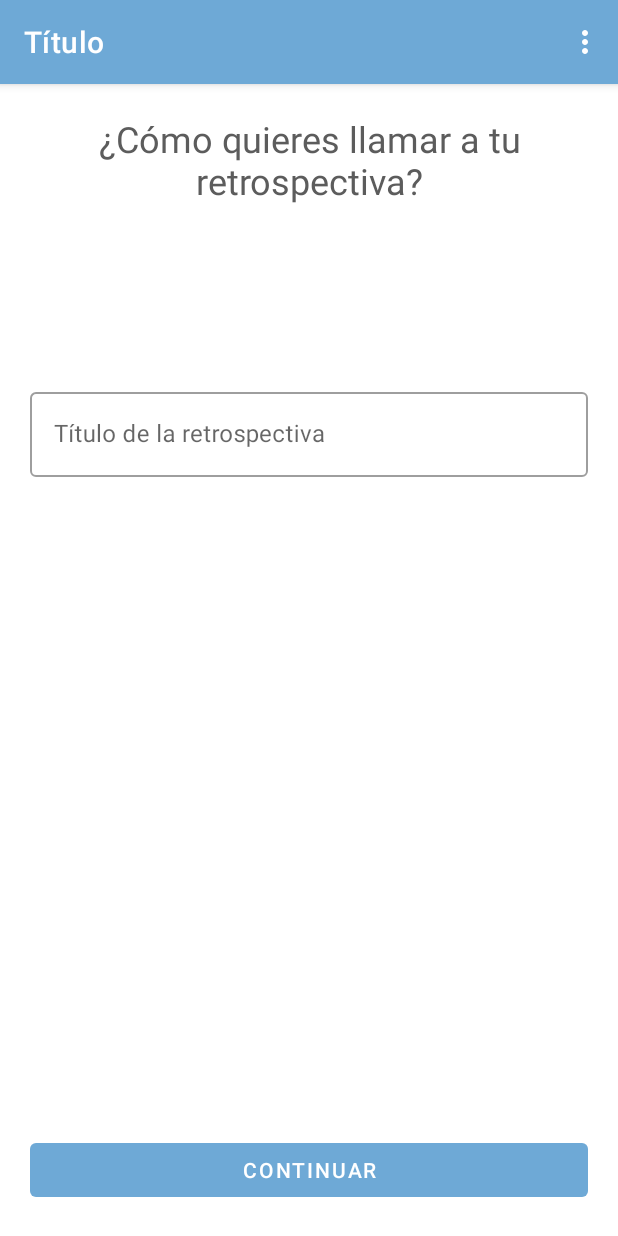
After one commit to Albertocalib/RetroHub, an Android app: the TitleRetroFragment screen opened through its navigation route, on a phone screen of 412 x 824 dp. The commit adds this screen. Run offline under Robolectric (Android 15) with nearby library versions, the phone set to English and light mode, and no system bars; our stand-ins replace Room's generated code; Roboto replaces fonts that are not available here; 3 statements that could not run were skipped.

Commit message:
add title retro view
add title retro view and fix title toolbar issues

```diff
--- a/app/src/main/java/com/example/retrohub/MainActivity.kt
+++ b/app/src/main/java/com/example/retrohub/MainActivity.kt
@@ -25,6 +25,7 @@ import com.example.retrohub.repository.UserRepository
 import com.example.retrohub.repository.local.AppDatabase
 import com.example.retrohub.service.RetrospectiveService
 import com.example.retrohub.service.UserService
+import com.example.retrohub.view.RegisterFragment
 import com.google.gson.Gson
 import com.google.gson.GsonBuilder
 
@@ -57,6 +58,12 @@ class MainActivity : AppCompatActivity() {
         // Inflate the menu; this adds items to the action bar if it is present.
         menuInflater.inflate(R.menu.menu_main, menu)
         return true
+    }
+
+    var showMenu = true
+
+    override fun onPrepareOptionsMenu(menu: Menu?): Boolean {
+        return super.onPrepareOptionsMenu(menu) && showMenu
     }
 
     override fun onOptionsItemSelected(item: MenuItem): Boolean {
@@ -163,6 +170,7 @@ class MainActivity : AppCompatActivity() {
         override fun onViewCreated(view: View, savedInstanceState: Bundle?) {
             super.onViewCreated(view, savedInstanceState)
             view.setOnClickListener { hideKeyboard() }
+            (requireActivity() as MainActivity).showMenu = true
             requireActivity().toolbar.isVisible = true
             requireActivity().toolbar.title = getToolbarTitle()
             if (Build.VERSION.SDK_INT >= 21) {
--- a/app/src/main/java/com/example/retrohub/model_view/PersonalAreaViewModel.kt
+++ b/app/src/main/java/com/example/retrohub/model_view/PersonalAreaViewModel.kt
@@ -77,6 +77,7 @@ class PersonalAreaViewModel(private val retroRepository: RetroRepository, privat
 
 fun fromDTO(retro: RetroDTO) = Retro(
     retro.username,
+    retro.title,
     retro.type,
     retro.subtype,
     retro.date,
--- a/app/src/main/java/com/example/retrohub/repository/data/RetroDTO.kt
+++ b/app/src/main/java/com/example/retrohub/repository/data/RetroDTO.kt
@@ -4,6 +4,7 @@ import com.google.gson.annotations.SerializedName
 
 data class RetroDTO(
     @SerializedName("username") val username: String,
+    @SerializedName("title") val title: String,
     @SerializedName("type") val type: String,
     @SerializedName("subtype") val subtype: String,
     @SerializedName("date") val date: String,
--- a/app/src/main/java/com/example/retrohub/repository/local/daos/RetroDAO.kt
+++ b/app/src/main/java/com/example/retrohub/repository/local/daos/RetroDAO.kt
@@ -3,6 +3,7 @@ package com.example.retrohub.repository.local.daos
 import androidx.room.Dao
 import androidx.room.Insert
 import androidx.room.Query
+import androidx.room.Update
 import com.example.retrohub.repository.local.entities.RetroEntity
 import com.example.retrohub.repository.local.entities.UserEntity
 
@@ -18,4 +19,7 @@ interface RetroDAO {
     @Query("DELETE FROM retroentity")
     suspend fun delete()
 
+    @Update
+    suspend fun update(retro: RetroEntity)
+
 }
--- a/app/src/main/java/com/example/retrohub/view/RegisterFragment.kt
+++ b/app/src/main/java/com/example/retrohub/view/RegisterFragment.kt
@@ -1,6 +1,7 @@
 package com.example.retrohub.view
 
 import android.os.Bundle
+import android.view.Menu
 import android.view.MenuInflater
 import android.view.View
 import android.widget.EditText
@@ -28,9 +29,11 @@ class RegisterFragment : MainActivity.RetroHubFragment(R.layout.fragment_registe
 
     override fun getToolbarTitle() = "Crear cuenta"
 
+
+
     override fun onViewCreated(view: View, savedInstanceState: Bundle?) {
         super.onViewCreated(view, savedInstanceState)
-        requireActivity().toolbar.hideOverflowMenu()
+        (requireActivity() as MainActivity).showMenu = false
         requireActivity().toolbar.title = getString(R.string.register_toolbar)
         save_button.setOnClickListener {
             validate()
--- a/app/src/main/java/com/example/retrohub/view/SelectionTypeFragment.kt
+++ b/app/src/main/java/com/example/retrohub/view/SelectionTypeFragment.kt
@@ -52,7 +52,7 @@ class SelectionTypeFragment : MainActivity.RetroHubFragment(R.layout.fragment_se
         when(state){
             State.READY -> hideLoading()
             State.SAVING -> showLoading()
-            State.SAVED -> Toast.makeText(requireContext(),"GUARDADO", Toast.LENGTH_SHORT).show()
+            State.SAVED -> findNavController().navigate(R.id.titleRetroFragment)
             State.ERROR -> showDialog(R.string.error_message_title,R.string.error_message_service,R.string.accept_button){ }
         }
     }
--- /dev/null
+++ b/app/src/main/java/com/example/retrohub/view/TitleRetroFragment.kt
@@ -0,0 +1,62 @@
+package com.example.retrohub.view
+
+import android.os.Bundle
+import android.view.View
+import android.view.ViewGroup
+import android.widget.Toast
+import androidx.core.view.isVisible
+import androidx.lifecycle.observe
+import androidx.navigation.fragment.findNavController
+import androidx.recyclerview.widget.GridLayoutManager
+import androidx.recyclerview.widget.RecyclerView
+import com.example.retrohub.MainActivity
+import com.example.retrohub.R
+import com.example.retrohub.extensions.getString
+import com.example.retrohub.extensions.inflate
+import com.example.retrohub.extensions.setVisibilityViews
+import com.example.retrohub.extensions.showDialog
+import com.example.retrohub.model_view.PersistedRetroViewModel
+import com.example.retrohub.model_view.PersistedViewModel
+import com.example.retrohub.model_view.State
+import com.example.retrohub.view.mobile.Retro
+import com.example.retrohub.view.mobile.RetroSubTypes
+import com.example.retrohub.view.mobile.RetroType
+import kotlinx.android.synthetic.main.fragment_selection_type.*
+import kotlinx.android.synthetic.main.fragment_selection_type.next_step
+import kotlinx.android.synthetic.main.fragment_title.*
+import kotlinx.android.synthetic.main.view_card_type.view.*
+import org.koin.android.ext.android.inject
+
+
+class TitleRetroFragment () : MainActivity.RetroHubFragment(R.layout.fragment_title) {
+
+    private val persistedRetroViewModel: PersistedRetroViewModel by inject()
+
+    override fun getToolbarTitle() = getString(R.string.title_view_toolbar)
+
+    override fun onViewCreated(view: View, savedInstanceState: Bundle?) {
+        super.onViewCreated(view, savedInstanceState)
+        persistedRetroViewModel.state.observe(viewLifecycleOwner) {
+            when(it){
+                State.SAVING -> setLoadingVisibility(true)
+                State.ERROR -> showDialog(R.string.error_message_title,R.string.empty_error_message) {
+                    title_input.error = getString(R.string.empty_error_message)
+                }
+                State.SAVED -> {
+                    setLoadingVisibility(false)
+                    Toast.makeText(requireContext(),"OK",Toast.LENGTH_SHORT).show()
+                    //TODO: nav to next step
+                }
+            }
+        }
+        next_step.setOnClickListener {
+            persistedRetroViewModel.updateRetro(title_input.getString())
+        }
+
+    }
+
+    private fun setLoadingVisibility(loading: Boolean) {
+        loading_title_view.isVisible = loading
+        input_view.isVisible = !loading
+    }
+}
--- a/app/src/main/java/com/example/retrohub/view/mobile/Retro.kt
+++ b/app/src/main/java/com/example/retrohub/view/mobile/Retro.kt
@@ -6,6 +6,7 @@ import com.example.retrohub.R
 
 data class Retro(
     val username: String,
+    val title: String,
     val type: String,
     val subtype: String,
     val date: String,
@@ -42,6 +43,7 @@ enum class RetroType(val title: String) {
 
 private fun create(
     username: String,
+    title: String,
     type: RetroType,
     date: String,
     data: List<List<String>>,
@@ -49,6 +51,7 @@ private fun create(
 ) =
     Retro(
         username,
+        title,
         type.title,
         subtype.title,
         date,
--- /dev/null
+++ b/app/src/main/res/layout/fragment_title.xml
@@ -0,0 +1,73 @@
+<?xml version="1.0" encoding="utf-8"?>
+<androidx.constraintlayout.widget.ConstraintLayout xmlns:android="http://schemas.android.com/apk/res/android"
+    xmlns:app="http://schemas.android.com/apk/res-auto"
+    xmlns:tools="http://schemas.android.com/tools"
+    android:id="@+id/fragment_container_selection_type"
+    android:layout_width="match_parent"
+    android:background="@color/white"
+    android:layout_height="match_parent"
+    android:orientation="vertical">
+
+    <androidx.constraintlayout.widget.Group
+        android:id="@+id/input_view"
+        android:layout_width="wrap_content"
+        android:layout_height="wrap_content"
+        app:constraint_referenced_ids="next_step,title_input,title_label_screen"/>
+
+
+    <TextView
+        android:id="@+id/title_label_screen"
+        style="@style/TextAppearance.MaterialComponents.Headline5"
+        android:layout_width="0dp"
+        android:layout_height="wrap_content"
+        android:layout_margin="@dimen/l_margin"
+        android:gravity="center"
+        android:text="@string/title_view"
+        android:textColor="@color/black_secondary"
+        app:layout_constraintEnd_toEndOf="parent"
+        app:layout_constraintStart_toStartOf="parent"
+        app:layout_constraintTop_toTopOf="parent" />
+
+    <com.google.android.material.textfield.TextInputLayout
+        android:id="@+id/title_input"
+        style="@style/Widget.MaterialComponents.TextInputLayout.OutlinedBox"
+        android:layout_width="match_parent"
+        android:layout_height="wrap_content"
+        android:layout_margin="@dimen/l_margin"
+        android:hint="@string/input_label_title"
+        app:errorEnabled="true"
+        app:layout_constraintVertical_bias="0.20"
+        app:layout_constraintBottom_toTopOf="@+id/next_step"
+        app:layout_constraintEnd_toEndOf="parent"
+        app:layout_constraintStart_toStartOf="parent"
+        app:layout_constraintTop_toBottomOf="@id/title_label_screen">
+
+        <com.google.android.material.textfield.TextInputEditText
+            android:layout_width="match_parent"
+            android:layout_height="wrap_content"
+            android:digits="abcdefghijklmnñopqrstuvwxyzABCDEFGHIJKLMÑNOPQRSTUVWXYZ1234567890"
+            android:inputType="text"
+            android:maxLength="30" />
+
+    </com.google.android.material.textfield.TextInputLayout>
+
+
+    <Button
+        android:id="@+id/next_step"
+        style="@style/Widget.MaterialComponents.Button.UnelevatedButton"
+        android:layout_width="match_parent"
+        android:layout_height="wrap_content"
+        android:text="@string/next_step"
+        android:layout_margin="@dimen/l_margin"
+        app:layout_constraintBottom_toBottomOf="parent" />
+
+
+    <include
+        android:id="@+id/loading_title_view"
+        layout="@layout/view_loading"
+        android:visibility="gone"
+        app:layout_constraintBottom_toBottomOf="parent"
+        app:layout_constraintTop_toTopOf="parent"
+        tools:layout_editor_absoluteX="20dp" />
+
+</androidx.constraintlayout.widget.ConstraintLayout>
--- a/app/src/main/res/navigation/nav_graph.xml
+++ b/app/src/main/res/navigation/nav_graph.xml
@@ -29,4 +29,9 @@
         android:name="com.example.retrohub.view.SelectionTypeFragment"
         android:label="Selección de tipo"/>
 
+    <fragment
+        android:id="@+id/titleRetroFragment"
+        android:name="com.example.retrohub.view.TitleRetroFragment"
+        android:label="Título"/>
+
 </navigation>
--- a/app/src/main/res/values/strings.xml
+++ b/app/src/main/res/values/strings.xml
@@ -63,7 +63,8 @@
     <string name="are_you_sure">¿Estás seguro de querer cerrar la sesión?</string>
     <string name="are_you_sure_title">Salir</string>
 
-    <!--Create retro -->
+    <!-- Create retro -->
+    <!-- Type selection -->
     <string name="choose_type">Elige el tipo de retrospectivas que vas a realizar:</string>
     <string name="type_release">Fin de release</string>
     <string name="type_sprint">Fin de sprint</string>
@@ -75,4 +76,10 @@
     <string name="fourl">4Ls</string>
     <string name="fast_and_furious">Fast and Furious</string>
     <string name="next_step">Continuar</string>
+    <!-- Title screen -->
+    <string name="title_view">¿Cómo quieres llamar a tu retrospectiva?</string>
+    <string name="title_view_toolbar">Título</string>
+    <string name="input_label_title">Título de la retrospectiva</string>
+    <string name="empty_error_message">El título de la retrospectiva no puede estar vacío</string>
+
 </resources>
```
Also changed, not shown: app/src/main/java/com/example/retrohub/model_view/PersistedRetroViewModel.kt (+20 -1 lines), app/src/main/java/com/example/retrohub/repository/RetroRepository.kt (+8 -1 lines), app/src/main/java/com/example/retrohub/repository/local/entities/RetroEntity.kt (+3 -4 lines).
